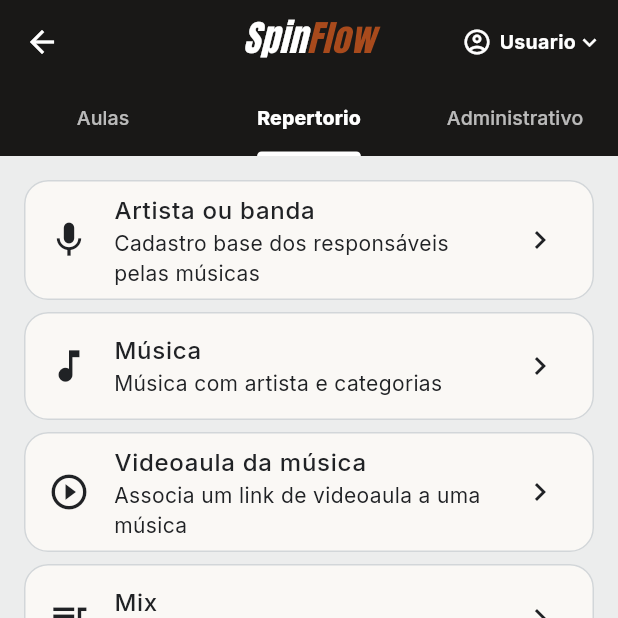
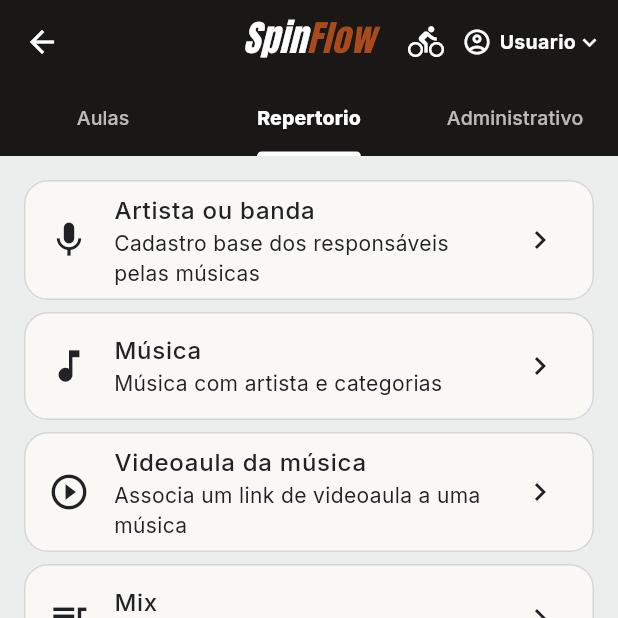
Before and after one commit to heliokamakawa/spin_flow_pt_br, a Flutter app: the TelaDashboardProfessora screen opened by its route, tab 2 chosen, on a phone screen of 412 x 824 dp, the top half of it. Run offline on Flutter 3.47's test engine with Material 3 defaults, Android fonts, the phone set to English and light mode, and no system bars; our stand-ins replace get_it, google_fonts, sqflite, sqflite_common_ffi, sqflite_common_ffi_web; accounts and stored records are empty.

Commit message:
Login professora vai direto ao dashboard; botao aluna no AppBar
- tela_login: requerEscolhaPerfil agora navega diretamente para
  dashboardProfessora, sem passar pela tela de escolha de perfil
- tela_dashboard_professora: botao de bicicleta no AppBar navega
  para dashboardAluno (Entrar como aluna)
- tela_escolha_perfil_professora.dart removido (codigo morto)

Co-Authored-By: Claude Sonnet 4.6 <noreply@anthropic.com>

```diff
--- a/lib/view/tela_dashboard_professora.dart
+++ b/lib/view/tela_dashboard_professora.dart
@@ -2,6 +2,7 @@ import 'package:flutter/material.dart';
 import 'package:spin_flow/view/config/configuracao_abas.dart';
 import 'package:spin_flow/view/componentes/logo_spin_flow.dart';
 import 'package:spin_flow/view/componentes/acao_sair_app_bar.dart';
+import 'package:spin_flow/infra/navegacao/rotas.dart';
 import 'package:spin_flow/view/gestao_administrativa/tela_gestao_administrativa.dart';
 import 'package:spin_flow/view/gestao_aula/tela_operacao_aula.dart';
 import 'package:spin_flow/view/gestao_aula/tela_repertorio.dart';
@@ -35,7 +36,15 @@ class _TelaDashboardProfessoraState extends State<TelaDashboardProfessora>
     return Scaffold(
       appBar: AppBar(
         title: const TituloAppBarSpinFlow(),
-        actions: const [AcaoSairAppBar()],
+        actions: [
+          IconButton(
+            icon: const Icon(Icons.directions_bike),
+            tooltip: 'Entrar como aluna',
+            onPressed: () =>
+                Navigator.pushNamed(context, Rotas.dashboardAluno),
+          ),
+          const AcaoSairAppBar(),
+        ],
         bottom: TabBar(
           controller: _tabController,
           tabs: [
```
Also changed, not shown: lib/view/tela_escolha_perfil_professora.dart (deleted, +0 -44 lines), lib/view/tela_login.dart (+1 -19 lines).
